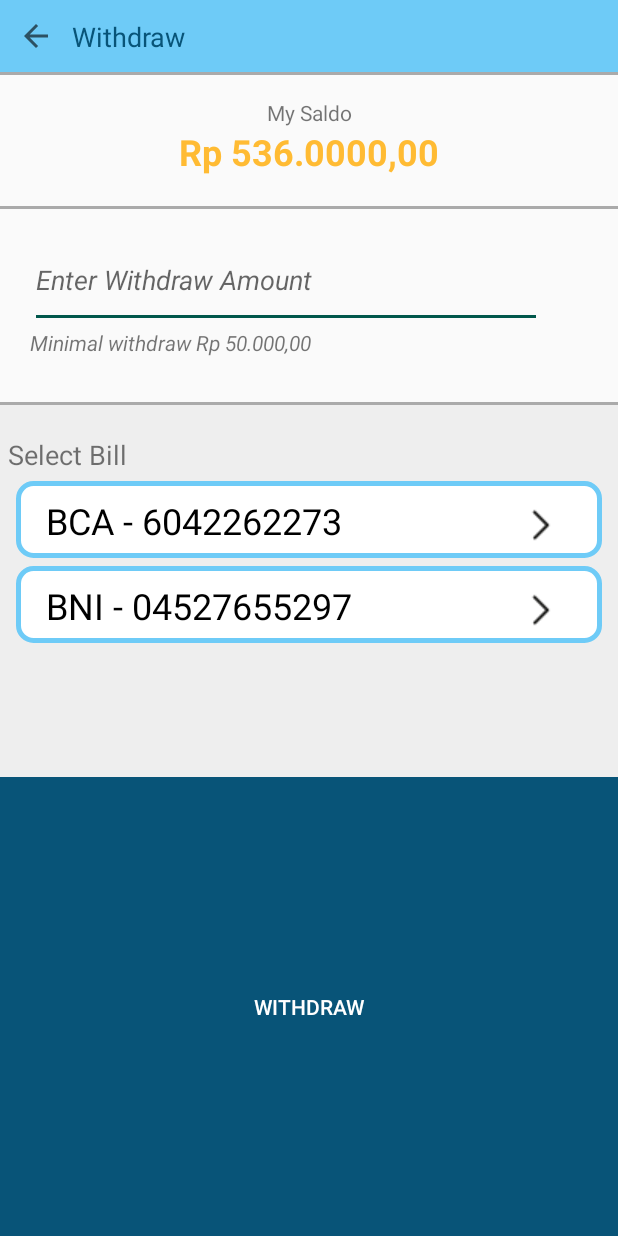
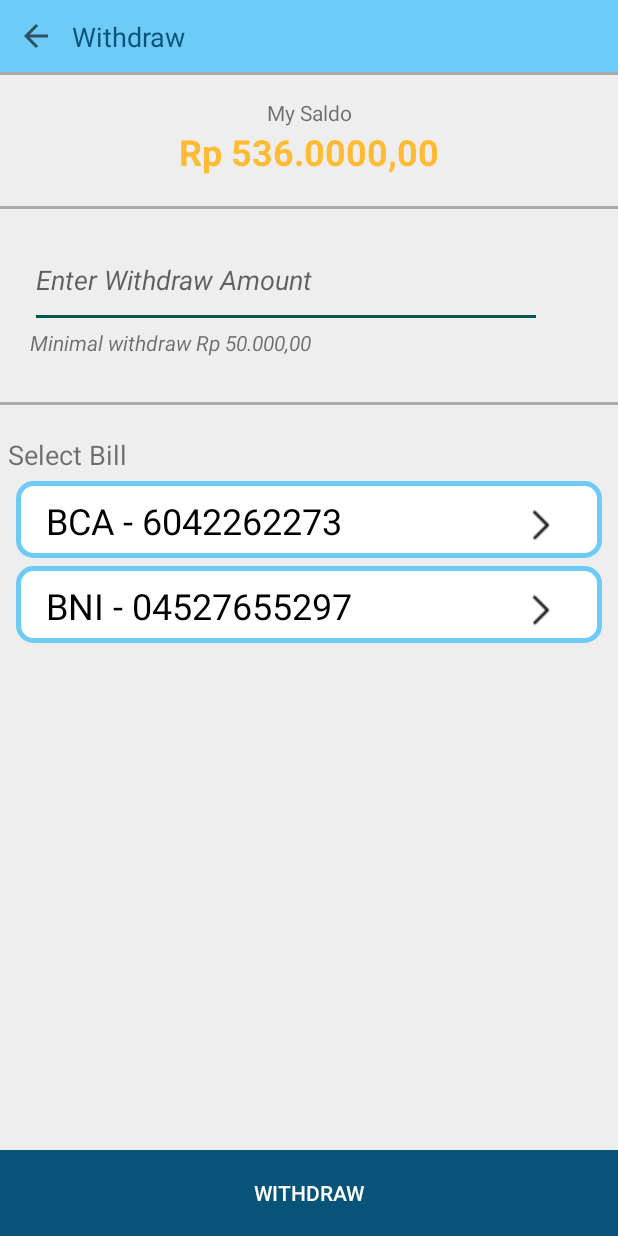
Before and after one commit to sylviaputri/lpay, an Android app: the WithdrawActivity screen opened directly, with no data from a screen before it, on a phone screen of 412 x 824 dp. Run offline under Robolectric (Android 15) with nearby library versions, the phone set to English and light mode, and no system bars; Roboto replaces fonts that are not available here.

Commit message:
ubah ukuran tombol

```diff
--- a/app/src/main/res/layout/activity_setting_password.xml
+++ b/app/src/main/res/layout/activity_setting_password.xml
@@ -108,7 +108,7 @@
             <Button
                 android:id="@+id/btnPasswordSave"
                 android:layout_width="fill_parent"
-                android:layout_height="match_parent"
+                android:layout_height="57dp"
                 android:background="@color/colorPrimaryDark"
                 android:text="Save"
                 android:textColor="@color/cardview_light_background" />
--- a/app/src/main/res/layout/activity_setting_profil.xml
+++ b/app/src/main/res/layout/activity_setting_profil.xml
@@ -117,7 +117,7 @@
             <Button
                 android:id="@+id/btnPasswordSave"
                 android:layout_width="fill_parent"
-                android:layout_height="match_parent"
+                android:layout_height="57dp"
                 android:background="@color/colorPrimaryDark"
                 android:text="Save"
                 android:textColor="@color/cardview_light_background" />
--- a/app/src/main/res/layout/activity_withdraw.xml
+++ b/app/src/main/res/layout/activity_withdraw.xml
@@ -1,9 +1,9 @@
 <?xml version="1.0" encoding="utf-8"?>
-<android.support.constraint.ConstraintLayout
-    xmlns:android="http://schemas.android.com/apk/res/android"
+<android.support.constraint.ConstraintLayout xmlns:android="http://schemas.android.com/apk/res/android"
     xmlns:app="http://schemas.android.com/apk/res-auto"
     android:layout_width="match_parent"
-    android:layout_height="match_parent">
+    android:layout_height="match_parent"
+    android:background="@color/colorGrey">
 
     <LinearLayout
         android:layout_width="match_parent"
@@ -37,8 +37,8 @@
         <View
             android:layout_width="match_parent"
             android:layout_height="2dp"
-            android:visibility="visible"
-            android:background="#AAA" />
+            android:background="#AAA"
+            android:visibility="visible" />
 
         <TextView
             android:id="@+id/txtWithdrawTitleSaldo"
@@ -61,26 +61,26 @@
         <View
             android:layout_width="match_parent"
             android:layout_height="2dp"
-            android:visibility="visible"
+            android:layout_marginTop="15dp"
             android:background="#AAA"
-            android:layout_marginTop="15dp"/>
+            android:visibility="visible" />
 
         <LinearLayout
             android:layout_width="match_parent"
             android:layout_height="wrap_content"
             android:orientation="vertical"
+            android:paddingBottom="30dp"
             android:paddingLeft="20dp"
-            android:paddingTop="15dp"
-            android:paddingBottom="30dp" >
+            android:paddingTop="15dp">
 
             <EditText
                 android:id="@+id/txtWithdrawAmount"
                 android:layout_width="341dp"
                 android:layout_height="64dp"
                 android:ems="10"
+                android:hint="Enter Withdraw Amount"
                 android:inputType="number"
                 android:lines="@android:integer/config_longAnimTime"
-                android:hint="Enter Withdraw Amount"
                 android:textStyle="italic" />
 
             <TextView
@@ -94,13 +94,13 @@
         <View
             android:layout_width="match_parent"
             android:layout_height="2dp"
-            android:visibility="visible"
-            android:background="#AAA" />
+            android:background="#AAA"
+            android:visibility="visible" />
 
 
         <LinearLayout
             android:layout_width="match_parent"
-            android:layout_height="248dp"
+            android:layout_height="wrap_content"
             android:background="@color/colorGrey"
             android:orientation="vertical"
             android:paddingLeft="5dp"
@@ -187,7 +187,7 @@
             <Button
                 android:id="@+id/btnWithdrawWithdraw"
                 android:layout_width="fill_parent"
-                android:layout_height="match_parent"
+                android:layout_height="57dp"
                 android:background="@color/colorPrimaryDark"
                 android:text="WITHDRAW"
                 android:textColor="@color/cardview_light_background" />
```
Also changed, not shown: app/src/main/res/layout/activity_enterpin.xml (+23 -31 lines).
